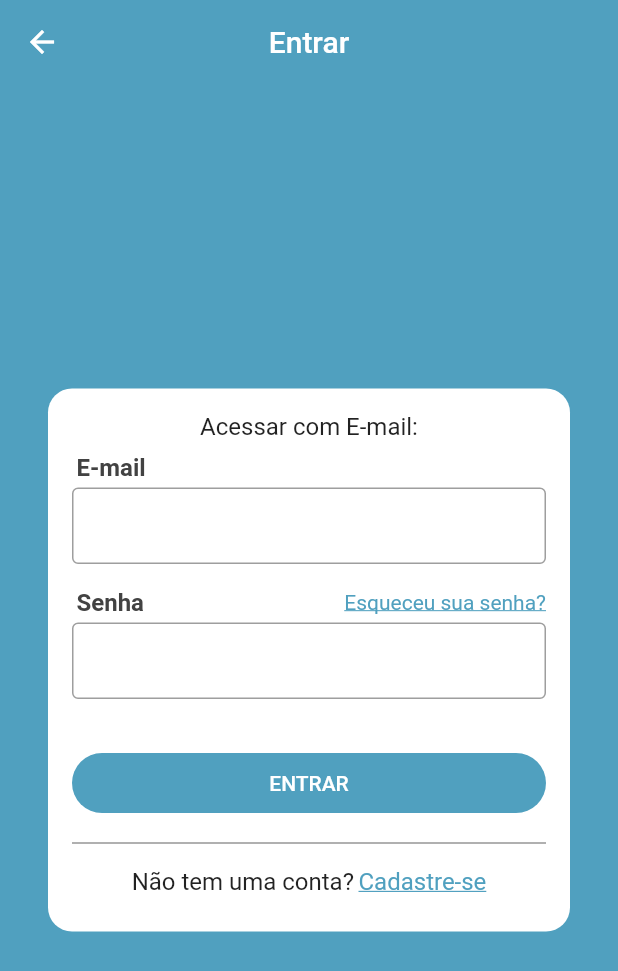
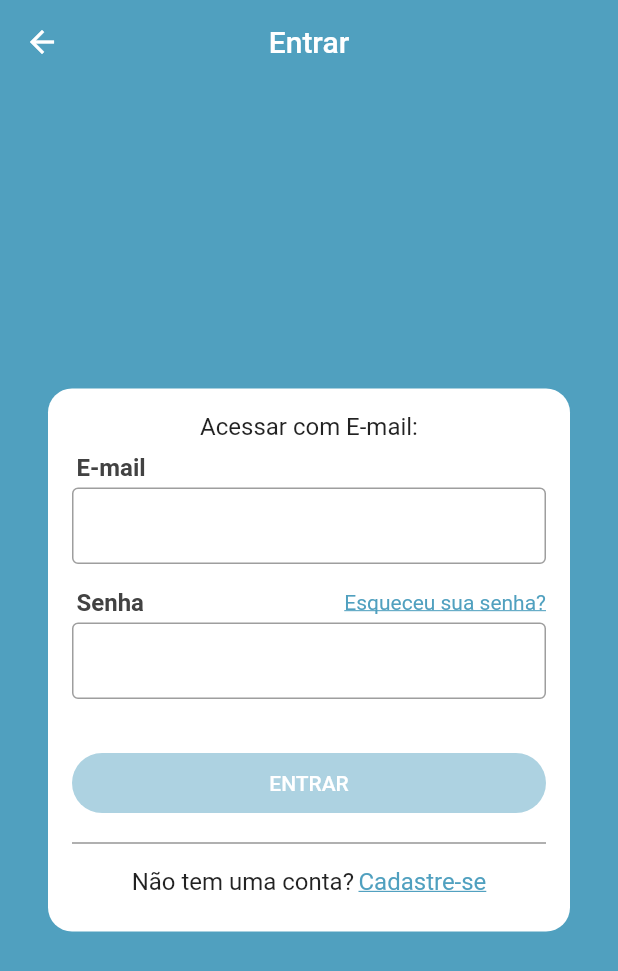
Before and after one commit to LucasTheisen31/xlo_mobx, a Flutter app: the screen it shows after launch, in the side drawer, after a tap on "Acessar sua conta agora!", on a phone screen of 412 x 824 dp. Shown: the top 971 px of the screen. Run offline on Flutter 3.47's test engine with Material 2 defaults, Android fonts, the phone set to English and light mode, and no system bars; our stand-ins replace brasil_fields, flutter_mobx, get_it, mobx, parse_server_sdk_flutter; generated files the repository leaves out were written again.

Commit message:
Commit 1 27/06/22

```diff
--- a/lib/screens/login/login_screen.dart
+++ b/lib/screens/login/login_screen.dart
@@ -1,11 +1,16 @@
 import 'package:flutter/material.dart';
+import 'package:flutter_mobx/flutter_mobx.dart';
+import 'package:mobx/mobx.dart';
 import 'package:xlo_mobx/screens/cadastro/cadastro_screen.dart';
 import 'package:xlo_mobx/stores/cadastro_store.dart';
+import 'package:xlo_mobx/stores/login_store.dart';
 
 import '../../components/custom_drawer/custom_drawer.dart';
 
 class LoginScreen extends StatelessWidget {
-  const LoginScreen({Key? key}) : super(key: key);
+  LoginScreen({Key? key}) : super(key: key);
+
+  LoginStore loginStore = LoginStore();
 
   @override
   Widget build(BuildContext context) {
@@ -47,15 +52,19 @@ class LoginScreen extends StatelessWidget {
                       ),
                     ),
                   ),
-                  TextField(
+                  Observer(
+                    builder: (context) => TextField(
                       keyboardType: TextInputType.emailAddress,
+                      onChanged: loginStore.setEmail,
                       decoration: InputDecoration(
                         border: OutlineInputBorder(),
+                        errorText: loginStore.emailError,
                         isDense: true,
                         hintText: '',
                         focusedBorder: OutlineInputBorder(
                           borderSide: BorderSide(
                             color: Color.fromRGBO(80, 160, 191, 1),
+                          ),
                         ),
                       ),
                     ),
@@ -89,8 +98,11 @@ class LoginScreen extends StatelessWidget {
                       ],
                     ),
                   ),
-                  TextField(
+                  Observer(
+                    builder: (context) => TextField(
+                      onChanged: loginStore.setPass,
                       decoration: InputDecoration(
+                        errorText: loginStore.passwordError,
                         border: OutlineInputBorder(),
                         isDense: true,
                         hintText: '',
@@ -102,10 +114,12 @@ class LoginScreen extends StatelessWidget {
                       ),
                       obscureText: true,
                     ),
+                  ),
                   SizedBox(
                     height: 16,
                   ),
-                  Container(
+                  Observer(
+                    builder: (context) => Container(
                       margin: EdgeInsets.only(top: 20, bottom: 12),
                       height: 40,
                       child: RaisedButton(
@@ -116,7 +130,10 @@ class LoginScreen extends StatelessWidget {
                         shape: RoundedRectangleBorder(
                           borderRadius: BorderRadius.circular(20),
                         ),
-                      onPressed: () {},
+                        disabledColor:
+                            Color.fromRGBO(80, 160, 191, 1).withAlpha(120),
+                        onPressed: loginStore.loginPressed,
+                      ),
                     ),
                   ),
                   Divider(
--- /dev/null
+++ b/lib/stores/login_store.dart
@@ -0,0 +1,55 @@
+import 'package:mobx/mobx.dart';
+import 'package:xlo_mobx/helpers/extensions.dart';
+
+/*Comando queprecisa executar no terminal:
+flutter packages pub run build_runner watch
+*/
+
+part 'login_store.g.dart';
+
+class LoginStore = _LoginStore with _$LoginStore;
+
+abstract class _LoginStore with Store {
+  @observable
+  String? email;
+
+  @action
+  void setEmail(String email) {
+    this.email = email;
+  }
+
+  @computed
+  bool get emailValid => email != null && email!.isEmailValid();
+  String? get emailError {
+    if (email == null || emailValid) {
+      return null;
+    }  else {
+      return 'Email invalido';
+    }
+  }
+
+  @observable
+  String? password;
+
+  @action
+  void setPass(String password){
+    this.password = password;
+  }
+
+  @computed
+  bool get passwordValid => password!.length >= 6;
+  String? get passwordError{
+    if (password == null || passwordValid) {
+      return null;
+    }  else {
+      return 'Senha deve ter 6 digitos';
+    }
+  }
+
+  @computed
+  bool get isFormValid => emailValid && passwordValid;
+
+  @computed
+  dynamic get loginPressed => (isFormValid) ? (){} : null;
+
+}
```
Also changed, not shown: lib/stores/login_store.g.dart (added). Lines whose indentation alone changed are shown as unchanged.
